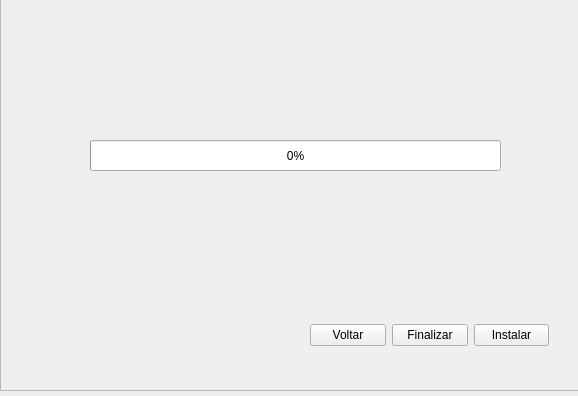
First picture: the form in qt_designer/interface_setup_app/next_window_progress_bar_install.ui, repository hadtrindade/conversor-e-divisor, before the edit.
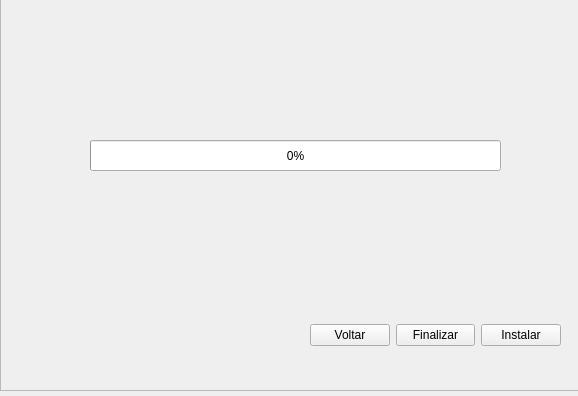
Second picture: the form after the edit. Icons and pictures are not drawn.

Diff of the .ui file:
```diff
--- a/qt_designer/interface_setup_app/next_window_progress_bar_install.ui
+++ b/qt_designer/interface_setup_app/next_window_progress_bar_install.ui
@@ -38,7 +38,7 @@
       <rect>
        <x>310</x>
        <y>310</y>
-       <width>239</width>
+       <width>251</width>
        <height>71</height>
       </rect>
      </property>
@@ -50,6 +50,19 @@
         </property>
        </widget>
       </item>
+      <item>
+       <spacer name="horizontalSpacer">
+        <property name="orientation">
+         <enum>Qt::Horizontal</enum>
+        </property>
+        <property name="sizeHint" stdset="0">
+         <size>
+          <width>40</width>
+          <height>20</height>
+         </size>
+        </property>
+       </spacer>
+      </item>
       <item>
        <widget class="QPushButton" name="button_close">
         <property name="text">
@@ -57,6 +70,19 @@
         </property>
        </widget>
       </item>
+      <item>
+       <spacer name="horizontalSpacer_2">
+        <property name="orientation">
+         <enum>Qt::Horizontal</enum>
+        </property>
+        <property name="sizeHint" stdset="0">
+         <size>
+          <width>40</width>
+          <height>20</height>
+         </size>
+        </property>
+       </spacer>
+      </item>
       <item>
        <widget class="QPushButton" name="button_install">
         <property name="text">
```
Left out of the diff: 4 changed lines with no effect on the pictures.
